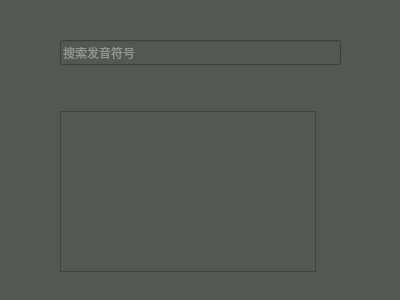
This is DVMT/search.ui in FangCunWuChang/DeepVocal-Mark-Tool as Qt 5 draws it before an edit. The edited form follows.
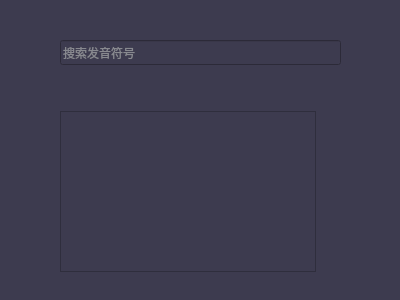
This is the edited form. Icons and pictures are not drawn.

The edit to the form file:
```diff
--- a/DVMT/search.ui
+++ b/DVMT/search.ui
@@ -26,7 +26,7 @@
 }
 
 QWidget{
-	background-color: rgb(85, 87, 83);
+	background-color: rgb(61,59,79);
 	color: rgb(211, 215, 207);
 }</string>
   </property>
```
Left out of the diff: 4 changed lines with no effect on the pictures.
